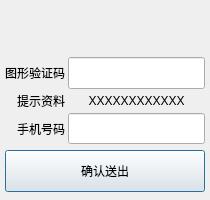
starmcc/qs-beanfun-5, file resources/ui/Ui_TwAdv.ui: the form before one commit.
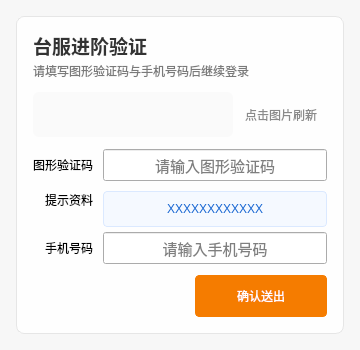
The form after the commit.

Commit message:
feat: 统一整合浏览器UI、登录JS注入相关全部优化修复
1. 修复官网内置浏览器重复注入JS问题
2. 整体优化界面UI样式，修复多处界面显示问题

Patch:
```diff
--- a/resources/ui/Ui_TwAdv.ui
+++ b/resources/ui/Ui_TwAdv.ui
@@ -6,31 +6,146 @@
    <rect>
     <x>0</x>
     <y>0</y>
-    <width>210</width>
-    <height>200</height>
+    <width>360</width>
+    <height>350</height>
    </rect>
   </property>
+  <property name="minimumSize">
+   <size>
+    <width>360</width>
+    <height>350</height>
+   </size>
+  </property>
+  <property name="maximumSize">
+   <size>
+    <width>360</width>
+    <height>356</height>
+   </size>
+  </property>
   <property name="windowTitle">
    <string>登录验证</string>
   </property>
   <property name="styleSheet">
-   <string notr="true"/>
+   <string notr="true">QDialog#TwAdv {
+    background-color: #f7f7f7;
+}
+QFrame#frame_main {
+    background-color: rgba(255, 255, 255, 0.94);
+    border: 1px solid #e6e6e6;
+    border-radius: 8px;
+}
+QLabel#label_title {
+    color: #333333;
+    font-size: 14pt;
+    font-weight: 600;
+}
+QLabel#label_desc {
+    color: #7a7a7a;
+    font-size: 9pt;
+}
+QLabel[class=&quot;fieldLabel&quot;] {
+    color: #5f5f5f;
+    font-size: 10pt;
+    font-weight: 500;
+}
+QLabel#label_tips {
+    color: #1967d2;
+    background-color: #f5f9ff;
+    border: 1px solid #dbe9ff;
+    border-radius: 4px;
+    padding: 6px 8px;
+}
+QLabel#label_verifyCode {
+    background-color: #fafafa;
+    border: 1px dashed #d8d8d8;
+    border-radius: 6px;
+    padding: 0px;
+}
+QLabel#label_verifyHint {
+    color: #8a8a8a;
+    font-size: 9pt;
+}
+QPushButton#pushButton_send {
+    min-height: 32px;
+    background-color: #f57c00;
+    color: white;
+    border: 1px solid #f57c00;
+    border-radius: 4px;
+    padding: 4px 14px;
+}
+QPushButton#pushButton_send:hover {
+    background-color: #ff922b;
+    color: white;
+}
+QPushButton#pushButton_send:pressed {
+    background-color: #e06f00;
+}</string>
   </property>
   <layout class="QVBoxLayout" name="verticalLayout">
    <property name="spacing">
-    <number>3</number>
+    <number>12</number>
    </property>
    <property name="leftMargin">
-    <number>5</number>
+    <number>16</number>
    </property>
    <property name="topMargin">
-    <number>3</number>
+    <number>16</number>
    </property>
    <property name="rightMargin">
-    <number>5</number>
+    <number>16</number>
    </property>
    <property name="bottomMargin">
-    <number>3</number>
+    <number>16</number>
+   </property>
+   <item>
+    <widget class="QFrame" name="frame_main">
+     <property name="frameShape">
+      <enum>QFrame::Shape::StyledPanel</enum>
+     </property>
+     <property name="frameShadow">
+      <enum>QFrame::Shadow::Raised</enum>
+     </property>
+     <layout class="QVBoxLayout" name="verticalLayout_main">
+      <property name="spacing">
+       <number>12</number>
+      </property>
+      <property name="leftMargin">
+       <number>16</number>
+      </property>
+      <property name="topMargin">
+       <number>14</number>
+      </property>
+      <property name="rightMargin">
+       <number>16</number>
+      </property>
+      <property name="bottomMargin">
+       <number>16</number>
+      </property>
+      <item>
+       <layout class="QVBoxLayout" name="verticalLayout_header">
+        <property name="spacing">
+         <number>2</number>
+        </property>
+        <item>
+         <widget class="QLabel" name="label_title">
+          <property name="text">
+           <string>台服进阶验证</string>
+          </property>
+         </widget>
+        </item>
+        <item>
+         <widget class="QLabel" name="label_desc">
+          <property name="text">
+           <string>请填写图形验证码与手机号码后继续登录</string>
+          </property>
+         </widget>
+        </item>
+       </layout>
+      </item>
+      <item>
+       <layout class="QHBoxLayout" name="horizontalLayout_top">
+        <property name="spacing">
+         <number>12</number>
    </property>
    <item>
     <widget class="QLabel" name="label_verifyCode">
@@ -59,14 +174,33 @@
       <bool>true</bool>
      </property>
      <property name="alignment">
-      <set>Qt::AlignCenter</set>
-     </property>
-    </widget>
+           <set>Qt::AlignmentFlag::AlignCenter</set>
+          </property>
+         </widget>
+        </item>
+        <item>
+         <layout class="QVBoxLayout" name="verticalLayout_verifyHint">
+          <property name="spacing">
+           <number>4</number>
+          </property>
+          <item>
+           <widget class="QLabel" name="label_verifyHint">
+            <property name="text">
+             <string>点击图片刷新</string>
+            </property>
+            <property name="wordWrap">
+             <bool>true</bool>
+            </property>
+           </widget>
+          </item>
+         </layout>
+        </item>
+       </layout>
    </item>
    <item>
     <layout class="QGridLayout" name="gridLayout">
      <property name="spacing">
-      <number>3</number>
+         <number>10</number>
      </property>
      <item row="0" column="0">
       <widget class="QLabel" name="label_3">
@@ -74,46 +208,18 @@
         <string>图形验证码</string>
        </property>
        <property name="alignment">
-        <set>Qt::AlignRight|Qt::AlignTrailing|Qt::AlignVCenter</set>
-       </property>
-      </widget>
-     </item>
-     <item row="2" column="1">
-      <widget class="QLineEdit" name="lineEdit_phone">
-       <property name="maximumSize">
-        <size>
-         <width>16777215</width>
-         <height>32</height>
-        </size>
-       </property>
-       <property name="font">
-        <font>
-         <pointsize>11</pointsize>
-        </font>
-       </property>
-       <property name="maxLength">
-        <number>33</number>
-       </property>
-       <property name="alignment">
-        <set>Qt::AlignCenter</set>
-       </property>
-      </widget>
-     </item>
-     <item row="1" column="0">
-      <widget class="QLabel" name="label_5">
-       <property name="text">
-        <string>提示资料</string>
-       </property>
-       <property name="alignment">
-        <set>Qt::AlignRight|Qt::AlignTrailing|Qt::AlignVCenter</set>
+           <set>Qt::AlignmentFlag::AlignRight|Qt::AlignmentFlag::AlignTrailing|Qt::AlignmentFlag::AlignVCenter</set>
+          </property>
+          <property name="class" stdset="0">
+           <string>fieldLabel</string>
        </property>
       </widget>
      </item>
      <item row="0" column="1">
       <widget class="QLineEdit" name="lineEdit_verifyCode">
-       <property name="maximumSize">
+          <property name="minimumSize">
         <size>
-         <width>16777215</width>
+            <width>0</width>
          <height>32</height>
         </size>
        </property>
@@ -126,49 +232,118 @@
         <number>18</number>
        </property>
        <property name="alignment">
-        <set>Qt::AlignCenter</set>
+           <set>Qt::AlignmentFlag::AlignCenter</set>
+          </property>
+          <property name="placeholderText">
+           <string>请输入图形验证码</string>
        </property>
       </widget>
      </item>
-     <item row="2" column="0">
-      <widget class="QLabel" name="label_4">
+        <item row="1" column="0">
+         <widget class="QLabel" name="label_5">
        <property name="text">
-        <string>手机号码</string>
+           <string>提示资料</string>
        </property>
        <property name="alignment">
-        <set>Qt::AlignRight|Qt::AlignTrailing|Qt::AlignVCenter</set>
+           <set>Qt::AlignmentFlag::AlignRight|Qt::AlignmentFlag::AlignTop|Qt::AlignmentFlag::AlignTrailing</set>
+          </property>
+          <property name="class" stdset="0">
+           <string>fieldLabel</string>
        </property>
       </widget>
      </item>
      <item row="1" column="1">
       <widget class="QLabel" name="label_tips">
-       <property name="maximumSize">
+          <property name="minimumSize">
         <size>
-         <width>16777215</width>
-         <height>17</height>
+            <width>0</width>
+            <height>36</height>
         </size>
        </property>
        <property name="text">
         <string>XXXXXXXXXXXX</string>
        </property>
        <property name="alignment">
-        <set>Qt::AlignCenter</set>
+           <set>Qt::AlignmentFlag::AlignCenter</set>
+          </property>
+          <property name="wordWrap">
+           <bool>true</bool>
+          </property>
+         </widget>
+        </item>
+        <item row="2" column="0">
+         <widget class="QLabel" name="label_4">
+          <property name="text">
+           <string>手机号码</string>
+          </property>
+          <property name="alignment">
+           <set>Qt::AlignmentFlag::AlignRight|Qt::AlignmentFlag::AlignTrailing|Qt::AlignmentFlag::AlignVCenter</set>
+          </property>
+          <property name="class" stdset="0">
+           <string>fieldLabel</string>
+          </property>
+         </widget>
+        </item>
+        <item row="2" column="1">
+         <widget class="QLineEdit" name="lineEdit_phone">
+          <property name="minimumSize">
+           <size>
+            <width>0</width>
+            <height>32</height>
+           </size>
+          </property>
+          <property name="font">
+           <font>
+            <pointsize>11</pointsize>
+           </font>
+          </property>
+          <property name="maxLength">
+           <number>33</number>
+          </property>
+          <property name="alignment">
+           <set>Qt::AlignmentFlag::AlignCenter</set>
+          </property>
+          <property name="placeholderText">
+           <string>请输入手机号码</string>
        </property>
       </widget>
      </item>
     </layout>
+      </item>
+      <item>
+       <layout class="QHBoxLayout" name="horizontalLayout_button">
+        <property name="spacing">
+         <number>0</number>
+        </property>
+        <item>
+         <spacer name="horizontalSpacer_button">
+          <property name="orientation">
+           <enum>Qt::Orientation::Horizontal</enum>
+          </property>
+          <property name="sizeHint" stdset="0">
+           <size>
+            <width>40</width>
+            <height>20</height>
+           </size>
+          </property>
+         </spacer>
    </item>
    <item>
     <widget class="QPushButton" name="pushButton_send">
      <property name="minimumSize">
       <size>
-       <width>0</width>
+            <width>132</width>
        <height>42</height>
       </size>
      </property>
      <property name="text">
       <string>确认送出</string>
      </property>
+         </widget>
+        </item>
+       </layout>
+      </item>
+     </layout>
     </widget>
    </item>
   </layout>
```
Lines whose indentation alone changed are shown as unchanged. The commit also changes 36 other files.
